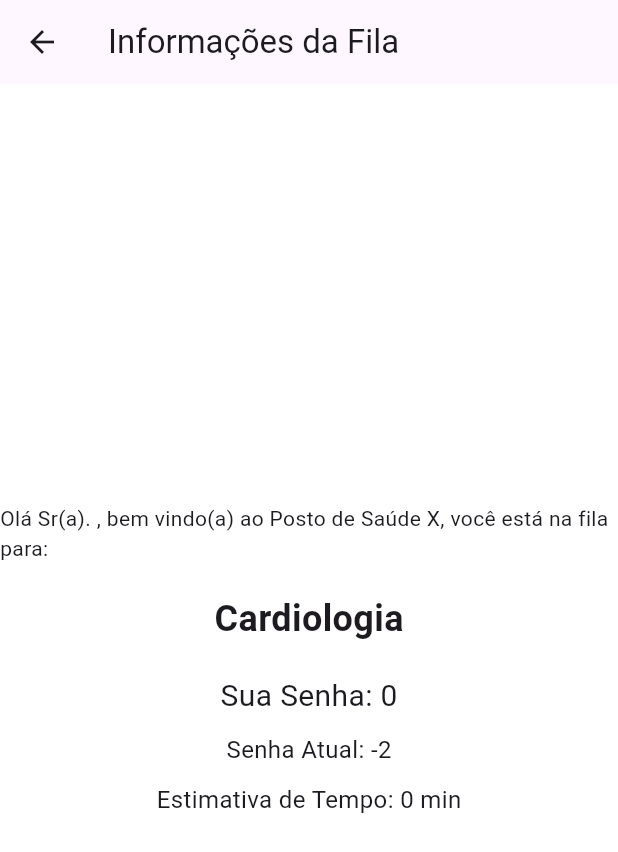
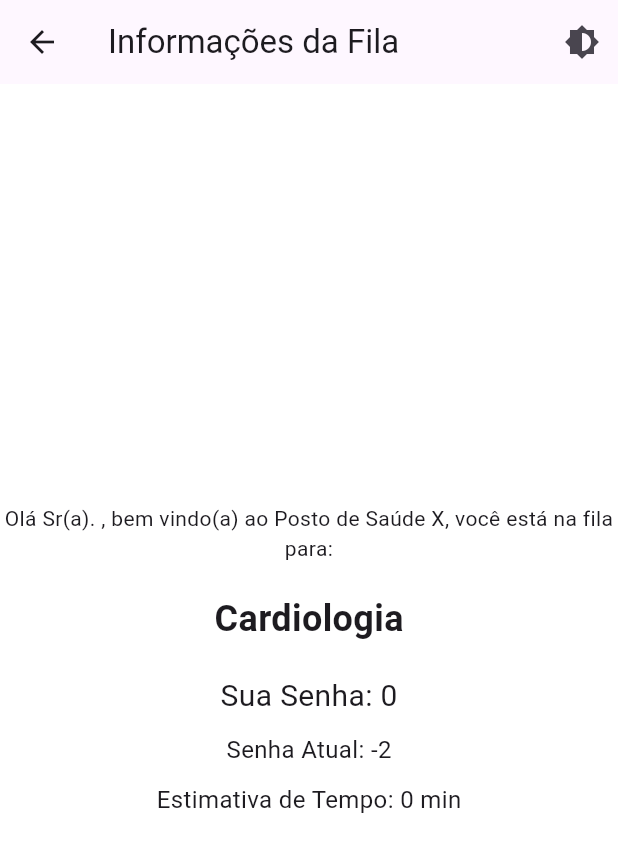
Before and after one commit to feliperm17/FilaPostinhoFront, a Flutter app: the QueueInfoScreen screen opened directly with empty values, on a phone screen of 412 x 824 dp. Shown: the top 852 px of the screen. Run offline on Flutter 3.47's test engine with Material 3 defaults, Android fonts, the light colour scheme and no system bars; our stand-ins replace mask_text_input_formatter, shared_preferences; accounts and stored records are empty.

Commit message:
fixes: modificações de ações dos botões

```diff
--- a/fila_postinho_front/lib/screens/auth/login_screen.dart
+++ b/fila_postinho_front/lib/screens/auth/login_screen.dart
@@ -236,6 +236,7 @@ class _LoginScreenState extends State<LoginScreen> {
 
         if (mounted) {
           if (response['success'] == true) {
+            jwtToken = response['token'];
             _showSnackBar(
               'Login Realizado!',
               'Você foi autenticado com sucesso.',
--- a/fila_postinho_front/lib/screens/auth/queue_info_screen.dart
+++ b/fila_postinho_front/lib/screens/auth/queue_info_screen.dart
@@ -18,25 +18,42 @@ class QueueInfoScreen extends StatelessWidget {
   Widget build(BuildContext context) {
     return Scaffold(
       appBar: AppBar(
-        title: Text('Informações da Fila'),
+        title: const Text('Informações da Fila'),
+        actions: [
+          IconButton(
+            icon: const Icon(Icons.brightness_6),
+            onPressed: toggleTheme,
+          ),
+        ],
       ),
       body: Center(
         child: Column(
           mainAxisAlignment: MainAxisAlignment.center,
           children: [
             Text(
-                'Olá Sr(a). $patientName, bem vindo(a) ao Posto de Saúde X, você está na fila para:'),
-            SizedBox(height: 20),
-            Text('Cardiologia',
-                style: TextStyle(fontSize: 24, fontWeight: FontWeight.bold)),
-            SizedBox(height: 20),
-            Text('Sua Senha: $currentTicket', style: TextStyle(fontSize: 20)),
-            SizedBox(height: 10),
-            Text('Senha Atual: ${currentTicket - 2}',
-                style: TextStyle(fontSize: 16)), // Exemplo
-            SizedBox(height: 10),
-            Text('Estimativa de Tempo: $estimatedTime min',
-                style: TextStyle(fontSize: 16)),
+              'Olá Sr(a). $patientName, bem vindo(a) ao Posto de Saúde X, você está na fila para:',
+              textAlign: TextAlign.center,
+            ),
+            const SizedBox(height: 20),
+            const Text(
+              'Cardiologia',
+              style: TextStyle(fontSize: 24, fontWeight: FontWeight.bold),
+            ),
+            const SizedBox(height: 20),
+            Text(
+              'Sua Senha: $currentTicket',
+              style: const TextStyle(fontSize: 20),
+            ),
+            const SizedBox(height: 10),
+            Text(
+              'Senha Atual: ${currentTicket - 2}',
+              style: const TextStyle(fontSize: 16),
+            ),
+            const SizedBox(height: 10),
+            Text(
+              'Estimativa de Tempo: $estimatedTime min',
+              style: const TextStyle(fontSize: 16),
+            ),
           ],
         ),
       ),
```
Also changed, not shown: fila_postinho_front/lib/main.dart (+15 -1 lines), fila_postinho_front/lib/screens/home_page.dart (+35 -61 lines), fila_postinho_front/lib/screens/specialty/specialty_list_screen.dart (+11 -5 lines), fila_postinho_front/lib/services/specialty_service.dart (+16 -10 lines).
